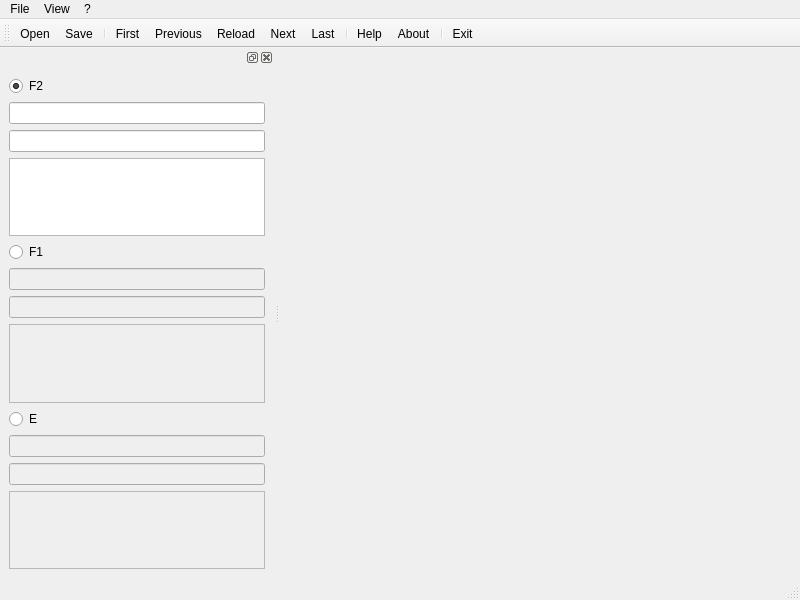
Above: ui/MainWnd.ui from Albom/IonogramViewer2 before the change. Below: the same form after it.
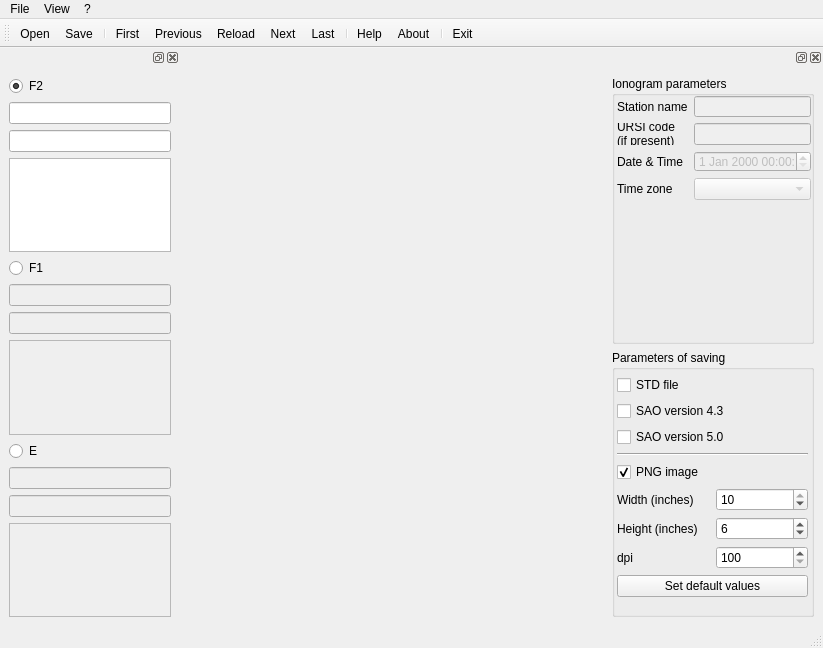
That is the form after the change. Icons and pictures are not drawn.

What changed in the file:
```diff
--- a/ui/MainWnd.ui
+++ b/ui/MainWnd.ui
@@ -6,8 +6,8 @@
    <rect>
     <x>0</x>
     <y>0</y>
-    <width>800</width>
-    <height>600</height>
+    <width>823</width>
+    <height>648</height>
    </rect>
   </property>
   <property name="minimumSize">
@@ -22,7 +22,20 @@
   <widget class="QWidget" name="centralwidget">
    <layout class="QGridLayout" name="gridLayout_2">
     <item row="0" column="0">
-     <layout class="QHBoxLayout" name="horizontalLayout"/>
+     <layout class="QHBoxLayout" name="horizontalLayout">
+      <property name="leftMargin">
+       <number>5</number>
+      </property>
+      <property name="topMargin">
+       <number>5</number>
+      </property>
+      <property name="rightMargin">
+       <number>5</number>
+      </property>
+      <property name="bottomMargin">
+       <number>5</number>
+      </property>
+     </layout>
     </item>
    </layout>
   </widget>
@@ -31,7 +44,7 @@
     <rect>
      <x>0</x>
      <y>0</y>
-     <width>800</width>
+     <width>823</width>
      <height>21</height>
     </rect>
    </property>
@@ -66,15 +79,21 @@
   <widget class="QDockWidget" name="dockWidget">
    <property name="minimumSize">
     <size>
-     <width>170</width>
-     <height>497</height>
+     <width>180</width>
+     <height>573</height>
+    </size>
+   </property>
+   <property name="maximumSize">
+    <size>
+     <width>180</width>
+     <height>524287</height>
     </size>
    </property>
    <attribute name="dockWidgetArea">
     <number>1</number>
    </attribute>
    <widget class="QWidget" name="dockWidgetContents">
-    <layout class="QVBoxLayout" name="verticalLayout">
+    <layout class="QVBoxLayout" name="verticalLayout_2">
      <item>
       <widget class="QRadioButton" name="radioButtonF2">
        <property name="toolTip">
@@ -261,6 +280,267 @@
    <addaction name="separator"/>
    <addaction name="actionExit"/>
   </widget>
+  <widget class="QDockWidget" name="dockWidget_2">
+   <property name="minimumSize">
+    <size>
+     <width>220</width>
+     <height>200</height>
+    </size>
+   </property>
+   <property name="maximumSize">
+    <size>
+     <width>220</width>
+     <height>524287</height>
+    </size>
+   </property>
+   <property name="floating">
+    <bool>false</bool>
+   </property>
+   <attribute name="dockWidgetArea">
+    <number>2</number>
+   </attribute>
+   <widget class="QWidget" name="dockWidgetContents_2">
+    <layout class="QGridLayout" name="gridLayout">
+     <item row="0" column="0">
+      <layout class="QVBoxLayout" name="verticalLayout">
+       <property name="sizeConstraint">
+        <enum>QLayout::SetMaximumSize</enum>
+       </property>
+       <item>
+        <widget class="QGroupBox" name="groupBox">
+         <property name="sizePolicy">
+          <sizepolicy hsizetype="Minimum" vsizetype="Preferred">
+           <horstretch>0</horstretch>
+           <verstretch>0</verstretch>
+          </sizepolicy>
+         </property>
+         <property name="title">
+          <string>Ionogram parameters</string>
+         </property>
+         <widget class="QWidget" name="">
+          <property name="geometry">
+           <rect>
+            <x>0</x>
+            <y>10</y>
+            <width>204</width>
+            <height>119</height>
+           </rect>
+          </property>
+          <layout class="QFormLayout" name="formLayout">
+           <property name="leftMargin">
+            <number>5</number>
+           </property>
+           <property name="topMargin">
+            <number>10</number>
+           </property>
+           <property name="rightMargin">
+            <number>5</number>
+           </property>
+           <property name="bottomMargin">
+            <number>5</number>
+           </property>
+           <item row="0" column="0">
+            <widget class="QLabel" name="label">
+             <property name="text">
+              <string>Station name</string>
+             </property>
+            </widget>
+           </item>
+           <item row="0" column="1">
+            <widget class="QLineEdit" name="stationNameEdit">
+             <property name="enabled">
+              <bool>false</bool>
+             </property>
+            </widget>
+           </item>
+           <item row="1" column="0">
+            <widget class="QLabel" name="label_2">
+             <property name="text">
+              <string>URSI code
+(if present)</string>
+             </property>
+            </widget>
+           </item>
+           <item row="1" column="1">
+            <widget class="QLineEdit" name="ursiCodeEdit">
+             <property name="enabled">
+              <bool>false</bool>
+             </property>
+            </widget>
+           </item>
+           <item row="2" column="0">
+            <widget class="QLabel" name="label_3">
+             <property name="text">
+              <string>Date &amp; Time</string>
+             </property>
+            </widget>
+           </item>
+           <item row="2" column="1">
+            <widget class="QDateTimeEdit" name="dateTimeEdit">
+             <property name="enabled">
+              <bool>false</bool>
+             </property>
+            </widget>
+           </item>
+           <item row="3" column="0">
+            <widget class="QLabel" name="label_4">
+             <property name="text">
+              <string>Time zone</string>
+             </property>
+            </widget>
+           </item>
+           <item row="3" column="1">
+            <widget class="QComboBox" name="timeZoneComboBox">
+             <property name="enabled">
+              <bool>false</bool>
+             </property>
+            </widget>
+           </item>
+          </layout>
+         </widget>
+        </widget>
+       </item>
+      </layout>
+     </item>
+     <item row="1" column="0">
+      <widget class="QGroupBox" name="groupBox_2">
+       <property name="title">
+        <string>Parameters of saving</string>
+       </property>
+       <widget class="QWidget" name="gridLayoutWidget">
+        <property name="geometry">
+         <rect>
+          <x>0</x>
+          <y>20</y>
+          <width>201</width>
+          <height>241</height>
+         </rect>
+        </property>
+        <layout class="QGridLayout" name="gridLayout_4">
+         <property name="leftMargin">
+          <number>5</number>
+         </property>
+         <property name="topMargin">
+          <number>5</number>
+         </property>
+         <property name="rightMargin">
+          <number>5</number>
+         </property>
+         <property name="bottomMargin">
+          <number>5</number>
+         </property>
+         <item row="7" column="1">
+          <widget class="QSpinBox" name="pngDpiSpinBox">
+           <property name="minimum">
+            <number>100</number>
+           </property>
+           <property name="maximum">
+            <number>300</number>
+           </property>
+           <property name="singleStep">
+            <number>50</number>
+           </property>
+          </widget>
+         </item>
+         <item row="6" column="1">
+          <widget class="QSpinBox" name="pngHeightSpinBox">
+           <property name="minimum">
+            <number>5</number>
+           </property>
+           <property name="maximum">
+            <number>10</number>
+           </property>
+           <property name="value">
+            <number>6</number>
+           </property>
+          </widget>
+         </item>
+         <item row="8" column="0" colspan="2">
+          <widget class="QPushButton" name="pngDefaultButton">
+           <property name="text">
+            <string>Set default values</string>
+           </property>
+          </widget>
+         </item>
+         <item row="4" column="0" colspan="2">
+          <widget class="QCheckBox" name="pngCheckBox">
+           <property name="text">
+            <string>PNG image</string>
+           </property>
+           <property name="checked">
+            <bool>true</bool>
+           </property>
+          </widget>
+         </item>
+         <item row="0" column="0" colspan="2">
+          <widget class="QCheckBox" name="checkBox_3">
+           <property name="text">
+            <string>STD file</string>
+           </property>
+          </widget>
+         </item>
+         <item row="5" column="0">
+          <widget class="QLabel" name="label_5">
+           <property name="text">
+            <string>Width (inches)</string>
+           </property>
+          </widget>
+         </item>
+         <item row="1" column="0" colspan="2">
+          <widget class="QCheckBox" name="checkBox">
+           <property name="text">
+            <string>SAO version 4.3</string>
+           </property>
+          </widget>
+         </item>
+         <item row="2" column="0" colspan="2">
+          <widget class="QCheckBox" name="checkBox_2">
+           <property name="text">
+            <string>SAO version 5.0</string>
+           </property>
+          </widget>
+         </item>
+         <item row="6" column="0">
+          <widget class="QLabel" name="label_6">
+           <property name="text">
+            <string>Height (inches)</string>
+           </property>
+          </widget>
+         </item>
+         <item row="7" column="0">
+          <widget class="QLabel" name="label_7">
+           <property name="text">
+            <string>dpi</string>
+           </property>
+          </widget>
+         </item>
+         <item row="5" column="1">
+          <widget class="QSpinBox" name="pngWidthSpinBox">
+           <property name="minimum">
+            <number>5</number>
+           </property>
+           <property name="maximum">
+            <number>10</number>
+           </property>
+           <property name="value">
+            <number>10</number>
+           </property>
+          </widget>
+         </item>
+         <item row="3" column="0" colspan="2">
+          <widget class="Line" name="line">
+           <property name="orientation">
+            <enum>Qt::Horizontal</enum>
+           </property>
+          </widget>
+         </item>
+        </layout>
+       </widget>
+      </widget>
+     </item>
+    </layout>
+   </widget>
+  </widget>
   <action name="actionExit">
    <property name="icon">
     <iconset>
```
